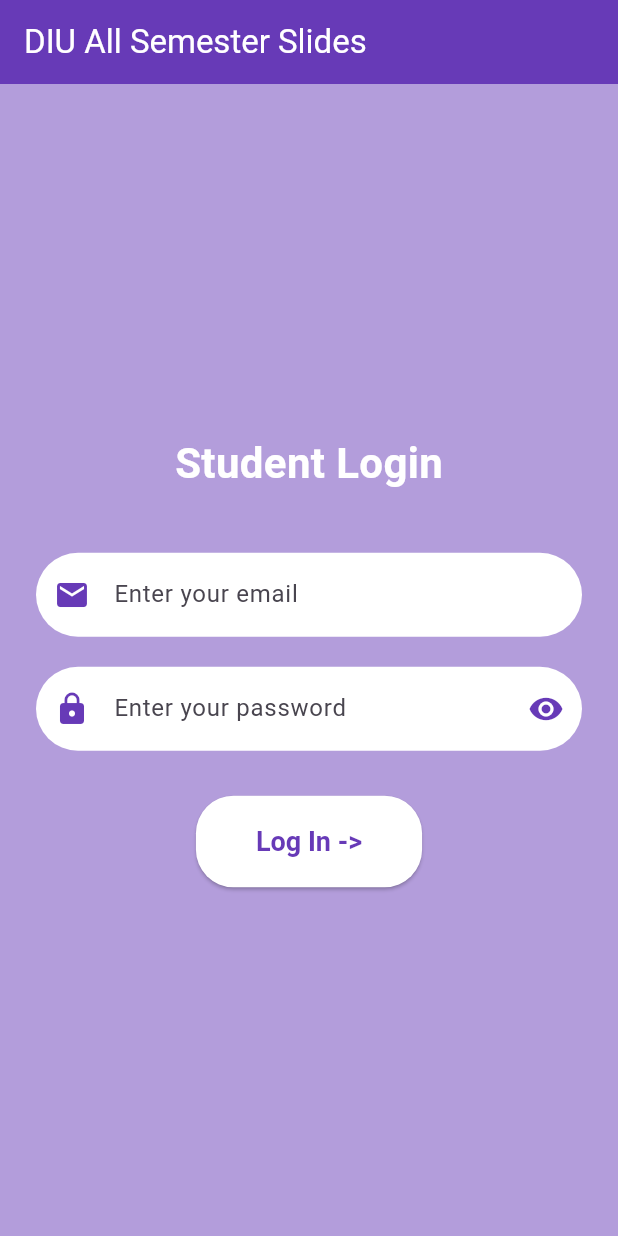
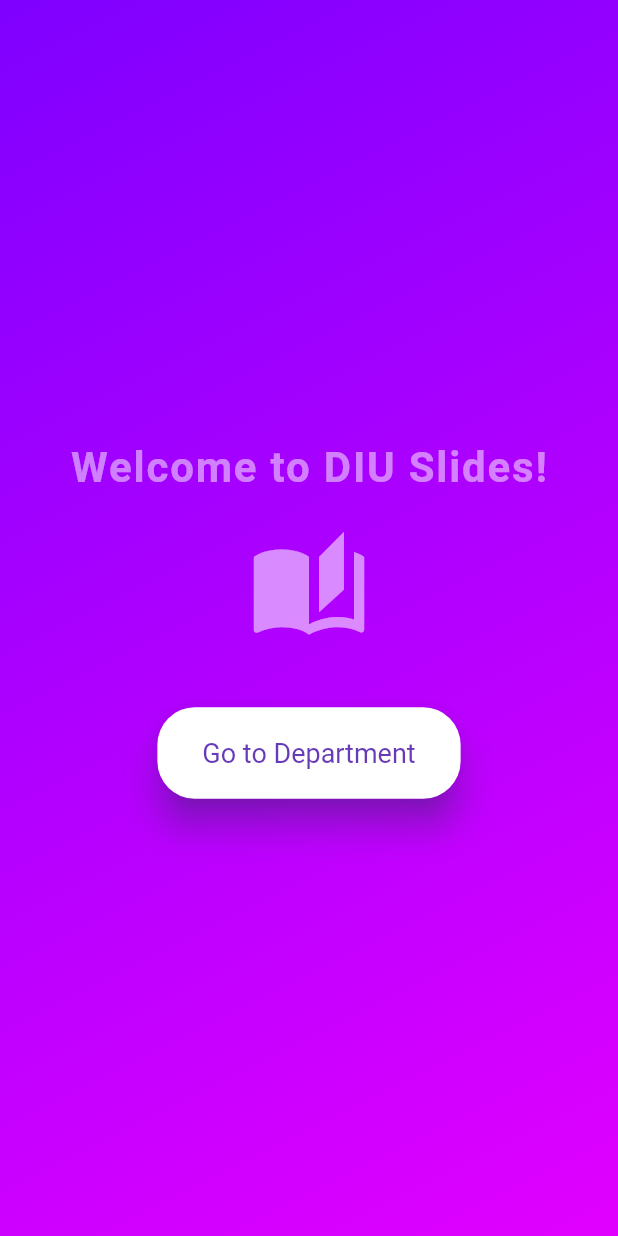
Before and after one commit to sanik4144/diu_slides, a Flutter app: the screen it shows after launch, on a phone screen of 412 x 824 dp. Run offline on Flutter 3.47's test engine with Material 3 defaults, Android fonts, the phone set to English and light mode, and no system bars.

Commit message:
home page update

```diff
--- a/lib/screens/home_screen.dart
+++ b/lib/screens/home_screen.dart
@@ -10,85 +10,103 @@ class HomeScreen extends StatefulWidget {
   State<HomeScreen> createState() => _HomeScreenState();
 }
 
-class _HomeScreenState extends State<HomeScreen> {
-  final TextEditingController _emailController = TextEditingController();
-  final TextEditingController _passwordController = TextEditingController();
-  bool _obscurePassword = true;
+class _HomeScreenState extends State<HomeScreen> with SingleTickerProviderStateMixin {
+  late AnimationController _buttonController;
+  late Animation<double> _scaleAnimation;
+  bool _showWelcomeText = false;
+  int _charIndex = 0;
+  String _fullText = "Welcome to DIU Slides!";
+  String _displayedText = "";
+
+  @override
+  void initState() {
+    super.initState();
+
+    // Button bounce effect
+    _buttonController = AnimationController(
+      vsync: this,
+      duration: const Duration(milliseconds: 600),
+    );
+    _scaleAnimation = CurvedAnimation(parent: _buttonController, curve: Curves.elasticOut);
+    _buttonController.forward();
+
+    // Simulated typewriter effect
+    Future.delayed(const Duration(milliseconds: 500), _updateText);
+  }
+
+  void _updateText() {
+    if (_charIndex < _fullText.length) {
+      setState(() {
+        _displayedText += _fullText[_charIndex];
+        _charIndex++;
+      });
+      Future.delayed(const Duration(milliseconds: 100), _updateText);
+    } else {
+      _showWelcomeText = true;
+    }
+  }
+
+  @override
+  void dispose() {
+    _buttonController.dispose();
+    super.dispose();
+  }
 
   @override
   Widget build(BuildContext context) {
     return Scaffold(
-      backgroundColor: Colors.deepPurple[200],
-      appBar: AppBar(
-        title: const Text(
-          'DIU All Semester Slides',
-          style: TextStyle(color: Colors.white),
+      body: AnimatedContainer(
+        duration: const Duration(seconds: 3),
+        curve: Curves.easeInOut,
+        decoration: const BoxDecoration(
+          gradient: LinearGradient(
+            colors: [Color(0xFF7F00FF), Color(0xFFE100FF)],
+            begin: Alignment.topLeft,
+            end: Alignment.bottomRight,
           ),
-        backgroundColor: Colors.deepPurple,
         ),
-      body: Center(
-        child: SingleChildScrollView(
-          padding: const EdgeInsets.symmetric(horizontal: 24),
+        child: Center(
           child: Column(
             mainAxisAlignment: MainAxisAlignment.center,
             children: [
-              const Text(
-                'Student Login',
-                style: TextStyle(fontSize: 28, fontWeight: FontWeight.bold, color: Colors.white),
-              ),
-              const SizedBox(height: 40),
-
-              // ✉️ Email Field
-              TextField(
-                controller: _emailController,
-                keyboardType: TextInputType.emailAddress,
-                style: const TextStyle(color: Colors.black87),
-                decoration: InputDecoration(
-                  filled: true,
-                  fillColor: Colors.white,
-                  hintText: 'Enter your email',
-                  prefixIcon: const Icon(Icons.email, color: Colors.deepPurple),
-                  border: OutlineInputBorder(
-                    borderRadius: BorderRadius.circular(30),
-                    borderSide: BorderSide.none,
+              AnimatedOpacity(
+                opacity: _showWelcomeText ? 1.0 : 0.5,
+                duration: const Duration(seconds: 1),
+                child: Text(
+                  _displayedText,
+                  style: const TextStyle(
+                    fontSize: 28,
+                    color: Colors.white,
+                    fontWeight: FontWeight.bold,
+                    letterSpacing: 1.2,
                   ),
                 ),
               ),
-
               const SizedBox(height: 20),
-
-              // 🔒 Password Field
-              TextField(
-                controller: _passwordController,
-                obscureText: _obscurePassword,
-                style: const TextStyle(color: Colors.black87),
-                decoration: InputDecoration(
-                  filled: true,
-                  fillColor: Colors.white,
-                  hintText: 'Enter your password',
-                  prefixIcon: const Icon(Icons.lock, color: Colors.deepPurple),
-                  suffixIcon: IconButton(
-                    icon: Icon(
-                      _obscurePassword ? Icons.visibility : Icons.visibility_off,
-                      color: Colors.deepPurple,
+              AnimatedSwitcher(
+                duration: const Duration(milliseconds: 800),
+                child: _showWelcomeText
+                    ? const Icon(Icons.school, size: 80, color: Colors.white, key: ValueKey(1))
+                    : const Icon(Icons.auto_stories, size: 80, color: Colors.white54, key: ValueKey(2)),
               ),
-                    onPressed: () {
-                      setState(() {
-                        _obscurePassword = !_obscurePassword;
-                      });
-                    },
+              const SizedBox(height: 40),
+              ScaleTransition(
+                scale: _scaleAnimation,
+                child: Hero(
+                  tag: 'dept-btn',
+                  child: ElevatedButton(
+                    style: ElevatedButton.styleFrom(
+                      backgroundColor: Colors.white,
+                      foregroundColor: Colors.deepPurple,
+                      padding: const EdgeInsets.symmetric(horizontal: 30, vertical: 20),
+                      textStyle: const TextStyle(fontSize: 18),
+                      shape: RoundedRectangleBorder(
+                        borderRadius: BorderRadius.circular(25),
                       ),
-                  border: OutlineInputBorder(
-                    borderRadius: BorderRadius.circular(30),
-                    borderSide: BorderSide.none,
+                      elevation: 10,
+                      shadowColor: Colors.deepPurple,
                     ),
-                ),
-              ),
-
-              const SizedBox(height: 30),
-
-              // 🔓 Login Button
-              ElevatedButton(
+                    child: const Text('Go to Department'),
                     onPressed: () {
                       Navigator.push(
                         context,
@@ -100,16 +118,8 @@ class _HomeScreenState extends State<HomeScreen> {
                         ),
                       );
                     },
-                style: ElevatedButton.styleFrom(
-                  backgroundColor: Colors.white,
-                  foregroundColor: Colors.deepPurple,
-                  padding: const EdgeInsets.symmetric(horizontal: 40, vertical: 20),
-                  textStyle: const TextStyle(fontSize: 18, fontWeight: FontWeight.bold),
-                  shape: RoundedRectangleBorder(
-                    borderRadius: BorderRadius.circular(25),
                   ),
                 ),
-                child: const Text('Log In ->'),
               ),
             ],
           ),
--- a/pubspec.yaml
+++ b/pubspec.yaml
@@ -30,8 +30,13 @@ environment:
 dependencies:
   provider: ^6.1.1
   url_launcher: ^6.2.5
+  lottie: ^2.7.0
+  google_fonts: ^6.1.0
+
   flutter:
     sdk: flutter
+    assets:
+    - assets/animations/hello.json
 
   # The following adds the Cupertino Icons font to your application.
   # Use with the CupertinoIcons class for iOS style icons.
```
Also changed, not shown: pubspec.lock. Lines whose indentation alone changed are shown as unchanged.
